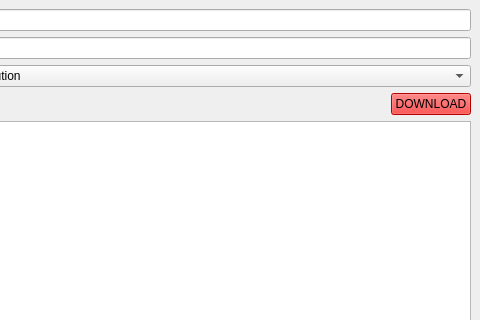
lgnq/YouTubeToPC, file mainwindow.ui: the form before one commit; both pictures show x 160 to 640 and y 0 to 320 of the 640 by 480 pixel window.
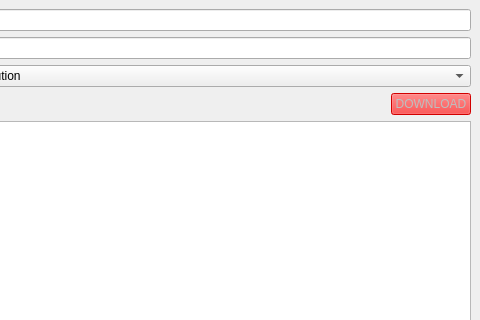
The form after the commit.

Commit message: disable the download button

Patch:
```diff
--- a/mainwindow.ui
+++ b/mainwindow.ui
@@ -75,6 +75,9 @@
     </item>
     <item row="1" column="1">
      <widget class="QPushButton" name="download_btn">
+      <property name="enabled">
+       <bool>false</bool>
+      </property>
       <property name="styleSheet">
        <string notr="true">background-color: rgb(255, 0, 0);
 font: 8pt &quot;Goudy Stout&quot;;</string>
```
The commit also changes 1 other file.
